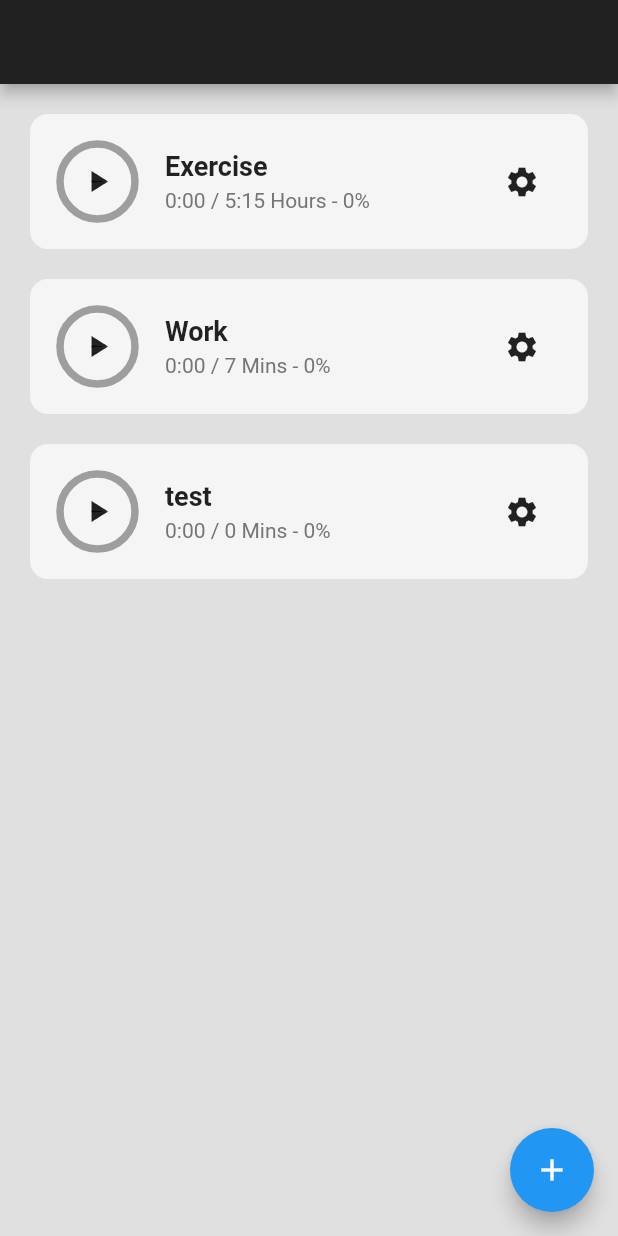
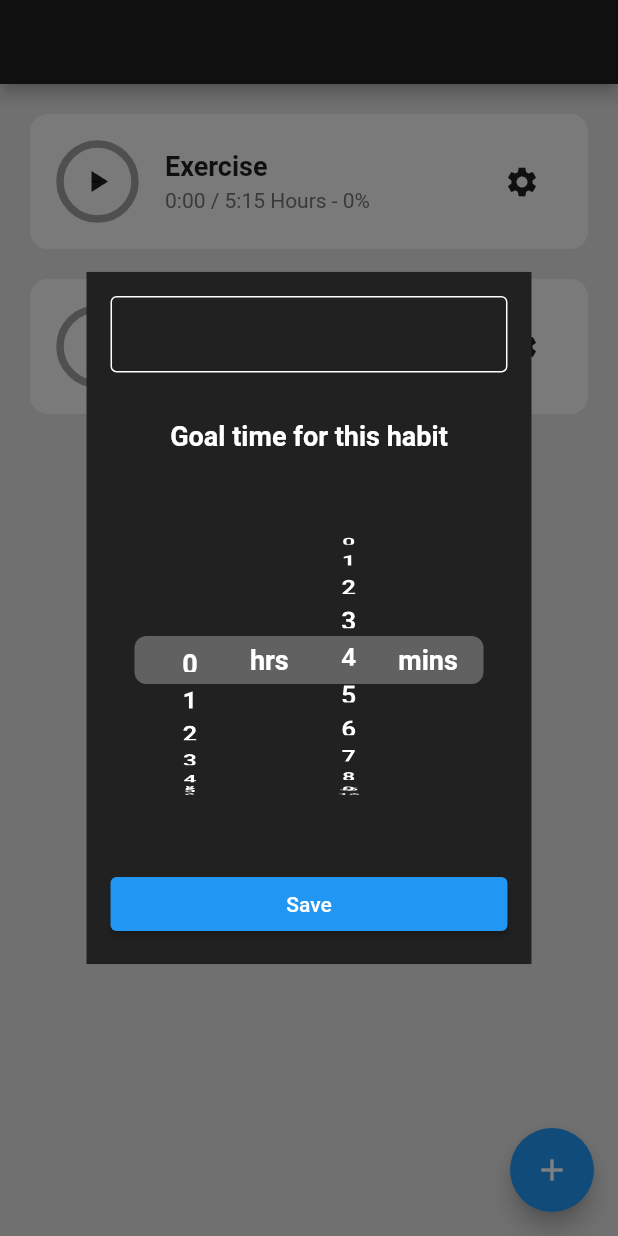
Before and after one commit to tolgasozbir/flutter_done.app, a Flutter app: the screen it shows after launch, after a tap on the "add" icon, on a phone screen of 412 x 824 dp. Run offline on Flutter 3.47's test engine with Material 2 defaults, Android fonts, the light colour scheme and no system bars.

Commit message:
crud operations added

```diff
--- a/lib/constants/app_colors.dart
+++ b/lib/constants/app_colors.dart
@@ -2,6 +2,7 @@ import 'package:flutter/material.dart';
 
 class AppColors {
   static const Color white = Color(0xFFFFFFFF);
+  static const Color gray = Color(0xFF616161);
   static const Color appBarBackground = Color(0xFF212121);
   static const Color scaffoldBackground = Color(0xFFE0E0E0);
   static const Color tileBackground = Color(0xFFF5F5F5);
--- a/lib/constants/app_strings.dart
+++ b/lib/constants/app_strings.dart
@@ -1,4 +1,8 @@
 class AppStrings {
   static const String appName = 'Habit Tracker';
   static const String dialogText = 'Goal time for this habit';
+  static const String dialogSave = 'Save';
+  static const String habitEmptyTitle = 'Unnamed';
+  static const String snackBarDelete = 'Delete';
+  static const String snackBarMessage = 'Are you sure you want to delete this?';
 }
--- a/lib/constants/app_styles.dart
+++ b/lib/constants/app_styles.dart
@@ -1,7 +1,7 @@
 import 'package:flutter/material.dart';
 import 'package:habit_tracker/constants/app_colors.dart';
 
-class AppStyles {
+class AppTextStyles {
   static const TextStyle subTextStyle = TextStyle(color: AppColors.subTextColor);
   static const TextStyle generalTextStyle = TextStyle(fontSize: 18, fontWeight: FontWeight.bold,);
 }
@@ -9,6 +9,10 @@ class AppStyles {
 class AppPaddings {
   static const EdgeInsets dialogTextPadding = EdgeInsets.fromLTRB(8, 32, 8, 0);
   static const EdgeInsets dialogContentPadding = EdgeInsets.symmetric(horizontal: 16, vertical: 16);
+  static const EdgeInsets habitTilePadding = EdgeInsets.only(left: 20, right: 20, top: 20);
+  static const EdgeInsets habitTileContainerPadding = EdgeInsets.all(20);
+  static const EdgeInsets marginSymmectric16 = EdgeInsets.symmetric(horizontal: 16);
+
 }
 
 class AppDecorations {
--- a/lib/providers/habit_provider.dart
+++ b/lib/providers/habit_provider.dart
@@ -15,6 +15,16 @@ class HabitProvider extends ChangeNotifier {
 
   void addNewHabit(Habit habit){
     _habitList.add(habit);
+    notifyListeners();
+  }
+
+  void updateHabit(Habit habit, int index){
+    _habitList[index] = habit;
+    notifyListeners();
+  }
+
+  void deleteHabit(Habit habit){
+    _habitList.remove(habit);
     notifyListeners();
   }
 
--- a/lib/screens/dialog_view.dart
+++ b/lib/screens/dialog_view.dart
@@ -2,8 +2,10 @@ import 'package:flutter/material.dart';
 import 'package:habit_tracker/constants/app_strings.dart';
 import 'package:habit_tracker/constants/app_styles.dart';
 import 'package:habit_tracker/models/habit_model.dart';
+import 'package:provider/provider.dart';
 import '../constants/app_colors.dart';
 import '../extensions/context_extension.dart';
+import '../providers/habit_provider.dart';
 import '../widgets/list_wheel.dart';
 
 class DialogView extends StatefulWidget {
@@ -20,10 +22,8 @@ class DialogView extends StatefulWidget {
 
 class _DialogViewState extends State<DialogView> {
 
-  @override
-  void initState() {
-    super.initState();
-  }
+  int hourValue = 0;
+  int minsValue = 0;
 
   @override
   Widget build(BuildContext context) {
@@ -39,7 +39,7 @@ class _DialogViewState extends State<DialogView> {
         child: Column(
           children: [
             habitTitleTextField(),
-            Text(AppStrings.dialogText, style: AppStyles.generalTextStyle ,textAlign: TextAlign.center).wrapPadding(AppPaddings.dialogTextPadding),
+            Text(AppStrings.dialogText, style: AppTextStyles.generalTextStyle ,textAlign: TextAlign.center).wrapPadding(AppPaddings.dialogTextPadding),
             listWheels(),
             saveButton()
           ],
@@ -53,6 +53,9 @@ class _DialogViewState extends State<DialogView> {
       initialValue: widget.habit.habitTitle,
       style: TextStyle(color: AppColors.white),
       decoration: AppDecorations.textFieldInputDecoration,
+      onChanged: (String value){
+        widget.habit.habitTitle = value;
+      },
     );
   }
 
@@ -61,22 +64,14 @@ class _DialogViewState extends State<DialogView> {
       child: Stack(
         alignment: Alignment.center,
         children: [
-                    Container(
-                      decoration: BoxDecoration(
-                        borderRadius: BorderRadius.circular(8),
-                        color: Colors.grey.shade700,
-                      ),
-                      margin: EdgeInsets.symmetric(horizontal: 16),
-                        height: 32,
-                        width: double.infinity,
-                      ),
+          grayBackground(),
           Row(
             children: [
               Spacer(),
-                        Expanded(flex: 2, child: ListWheel(listWheelType: ListWheelType.hour, time: widget.habit.timeGoal)),
-                        Expanded(flex: 2, child: Text("hrs",style: TextStyle(fontSize: 18, fontWeight: FontWeight.bold),textAlign: TextAlign.center,)),
-                        Expanded(flex: 2, child: ListWheel(listWheelType: ListWheelType.min, time: widget.habit.timeGoal)),
-                        Expanded(flex: 2, child: Text("mins",style: TextStyle(fontSize: 18, fontWeight: FontWeight.bold),textAlign: TextAlign.center,)),
+              expandedListWheel(listWheelType: ListWheelType.hour),
+              expandedText(text: 'hrs'),
+              expandedListWheel(listWheelType: ListWheelType.min),
+              expandedText(text: 'mins'),
               Spacer()
             ],
           ),
@@ -85,12 +80,66 @@ class _DialogViewState extends State<DialogView> {
     );
   }
 
+  Container grayBackground() {
+    return Container(
+    height: 32,
+    width: double.infinity,
+    margin: AppPaddings.marginSymmectric16,
+    decoration: BoxDecoration(
+      borderRadius: BorderRadius.circular(8),
+      color: AppColors.gray,
+    ),
+    );
+  }
+
+  Expanded expandedListWheel({required ListWheelType listWheelType}) {
+    return Expanded(
+      flex: 2,
+      child: ListWheel(
+        listWheelType: listWheelType,
+        goalTime: widget.habit.timeGoal,
+        selectedValue: (int value){
+          listWheelType == ListWheelType.hour
+            ? hourValue = value * 3600
+            : minsValue = value * 60;
+          if ((hourValue + minsValue) == 0) {
+            minsValue = 60;
+          }
+          widget.habit.timeGoal = hourValue + minsValue;
+        },
+      )
+    );
+  }
+
+  Expanded expandedText({required String text}) {
+    return Expanded(
+      flex: 2,
+      child: Text(
+        text,
+        style:AppTextStyles.generalTextStyle,
+        textAlign: TextAlign.center
+      )
+    );
+  }
+
   Widget saveButton() {
     return SizedBox(
       width: double.infinity,
       child: ElevatedButton(
-        onPressed: (){},
-        child: Text("Save")
+        onPressed: (){
+          var provider = context.read<HabitProvider>();
+          if (widget.habit.habitTitle == "".trim()) {
+            widget.habit.habitTitle = AppStrings.habitEmptyTitle;
+          }
+          if (provider.getHabitList.any((e) => e.habitTitle == widget.habit.habitTitle)) {
+            var index = provider.getHabitList.indexWhere((e) => e.habitTitle == widget.habit.habitTitle);
+            provider.updateHabit(widget.habit, index);
+          } else {
+            provider.addNewHabit(widget.habit);
+          }
+          Navigator.pop(context);
+        },
+        child: Text(AppStrings.dialogSave)
       )
     );
   }
--- a/lib/screens/home_view.dart
+++ b/lib/screens/home_view.dart
@@ -1,6 +1,8 @@
 import 'package:flutter/material.dart';
+import 'package:habit_tracker/models/habit_model.dart';
+import 'package:habit_tracker/screens/dialog_view.dart';
+import 'package:habit_tracker/widgets/settings_dialog.dart';
 import '../widgets/habit_tile.dart';
-import '../models/habit_model.dart';
 import '../providers/habit_provider.dart';
 import 'package:provider/provider.dart';
 
@@ -25,8 +27,8 @@ class _HomeViewState extends State<HomeView> {
   FloatingActionButton addHabitButton() {
     return FloatingActionButton(
       onPressed: (){
-        context.read<HabitProvider>().addNewHabit(
-          Habit(habitTitle: "test", elapsedTime: 0, timeGoal: 10));
+        Habit habit = Habit(habitTitle: "", elapsedTime: 3900, timeGoal: 300);
+        SettingsDialog.showSettingsDialog(context: context, dialogPageContent: DialogView(habit: habit));
       },
       child: Icon(Icons.add),
     );
--- a/lib/widgets/habit_tile.dart
+++ b/lib/widgets/habit_tile.dart
@@ -1,6 +1,8 @@
 import 'package:flutter/material.dart';
 import 'package:habit_tracker/constants/app_colors.dart';
+import 'package:habit_tracker/constants/app_strings.dart';
 import 'package:habit_tracker/constants/app_styles.dart';
+import 'package:habit_tracker/extensions/context_extension.dart';
 import 'package:habit_tracker/providers/habit_provider.dart';
 import 'package:habit_tracker/screens/dialog_view.dart';
 import 'package:habit_tracker/widgets/settings_dialog.dart';
@@ -25,10 +27,12 @@ class HabitTile extends StatefulWidget {
 class _HabitTileState extends State<HabitTile> {
   @override
   Widget build(BuildContext context) {
-    return Padding(
-      padding: const EdgeInsets.only(left: 20, right: 20, top: 20),
+    return InkWell(
+      onLongPress: (){
+        showDeleteMessage();
+      },
       child: Container(
-        padding: EdgeInsets.all(20),
+        padding: AppPaddings.habitTileContainerPadding,
         decoration: BoxDecoration(
           color: AppColors.tileBackground,
           borderRadius: BorderRadius.circular(12)
@@ -43,11 +47,11 @@ class _HabitTileState extends State<HabitTile> {
                 Column(
                   crossAxisAlignment: CrossAxisAlignment.start,
                   children: [
-                    Text(widget.habit.habitTitle, style: AppStyles.generalTextStyle),
+                    Text(widget.habit.habitTitle, style: AppTextStyles.generalTextStyle),
                     SizedBox(height: 4),
                     Text(
                       "${context.watch<HabitProvider>().formatElapsedTime(widget.habit.elapsedTime)} / ${context.watch<HabitProvider>().formatGoalTime(widget.habit.timeGoal)} - ${context.watch<HabitProvider>().calculatePercent(widget.index).toStringAsFixed(0)}%",
-                      style: AppStyles.subTextStyle
+                      style: AppTextStyles.subTextStyle
                     ),
                   ],
                 ),
@@ -56,7 +60,7 @@ class _HabitTileState extends State<HabitTile> {
             settingsButton(context),
           ],
         ),
-      ),
+      ).wrapPadding(AppPaddings.habitTilePadding),
     );
   }
 
@@ -72,4 +76,18 @@ class _HabitTileState extends State<HabitTile> {
       icon: Icon(Icons.settings)
     );
   }
+
+  void showDeleteMessage(){
+    ScaffoldMessenger.of(context).showSnackBar(
+      SnackBar(
+        content: Text(AppStrings.snackBarMessage),
+        action: SnackBarAction(
+          label: AppStrings.snackBarDelete,
+          onPressed: (){
+            context.read<HabitProvider>().deleteHabit(widget.habit);
+          }
+        )
+      )
+    );
+  }
 }
--- a/lib/widgets/list_wheel.dart
+++ b/lib/widgets/list_wheel.dart
@@ -10,11 +10,13 @@ enum ListWheelType {
 class ListWheel extends StatefulWidget {
   const ListWheel({
     Key? key,
-    this.time = 5, required this.listWheelType,
+    this.goalTime = 0, required this.listWheelType,
+    required this.selectedValue,
   }) : super(key: key);
 
   final ListWheelType listWheelType;
-  final int time;
+  final int goalTime;
+  final void Function(int value) selectedValue;
 
   @override
   State<ListWheel> createState() => _ListWheelState();
@@ -34,9 +36,18 @@ class _ListWheelState extends State<ListWheel> {
     init();
   }
 
+  @override
+  void dispose() {
+    scrollController.dispose();
+    super.dispose();
+  }
+
   void init() async {
     formatTime();
     scrollController = ScrollController();
+    scrollController.addListener(() {
+      widget.selectedValue((scrollController.position.pixels / _itemExtent).round());
+    });
     await Future.delayed(duration,(){
       if (scrollController.hasClients) {
         scrollController.animateTo(
@@ -50,7 +61,7 @@ class _ListWheelState extends State<ListWheel> {
   }
 
   void formatTime(){
-    String time = context.read<HabitProvider>().formatGoalTime(widget.time);
+    String time = context.read<HabitProvider>().formatGoalTime(widget.goalTime);
     if (time.endsWith(' Hours')) {
       time = time.substring(0, time.length -6);
       if (time.length>=3) {
@@ -67,14 +78,6 @@ class _ListWheelState extends State<ListWheel> {
   Widget build(BuildContext context) {
     return ListWheelScrollView(
       controller: scrollController,
-      // ScrollController(
-      //   initialScrollOffset: widget.listWheelType == ListWheelType.hour
-      //     ? (hours * _itemExtent)
-      //     : (mins * _itemExtent)
-      // ),
-      onSelectedItemChanged: (value) {
-
-      },
       perspective: .005,
       diameterRatio: 1,
       itemExtent: _itemExtent,
@@ -82,7 +85,8 @@ class _ListWheelState extends State<ListWheel> {
         widget.listWheelType == ListWheelType.hour
           ? 24
           : 60
-        ,(index) => Text("$index",style: AppStyles.generalTextStyle, textAlign: TextAlign.center))
+        ,(index) => Text("$index",style: AppTextStyles.generalTextStyle, textAlign: TextAlign.center)
+      )
     );
   }
 }
```
Lines whose indentation alone changed are shown as unchanged.
